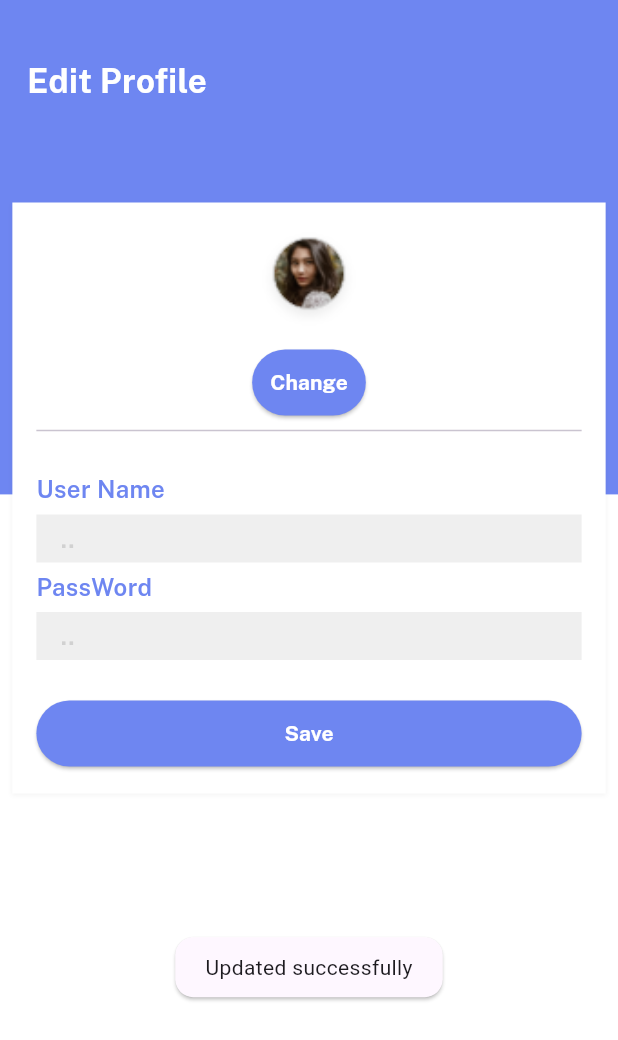
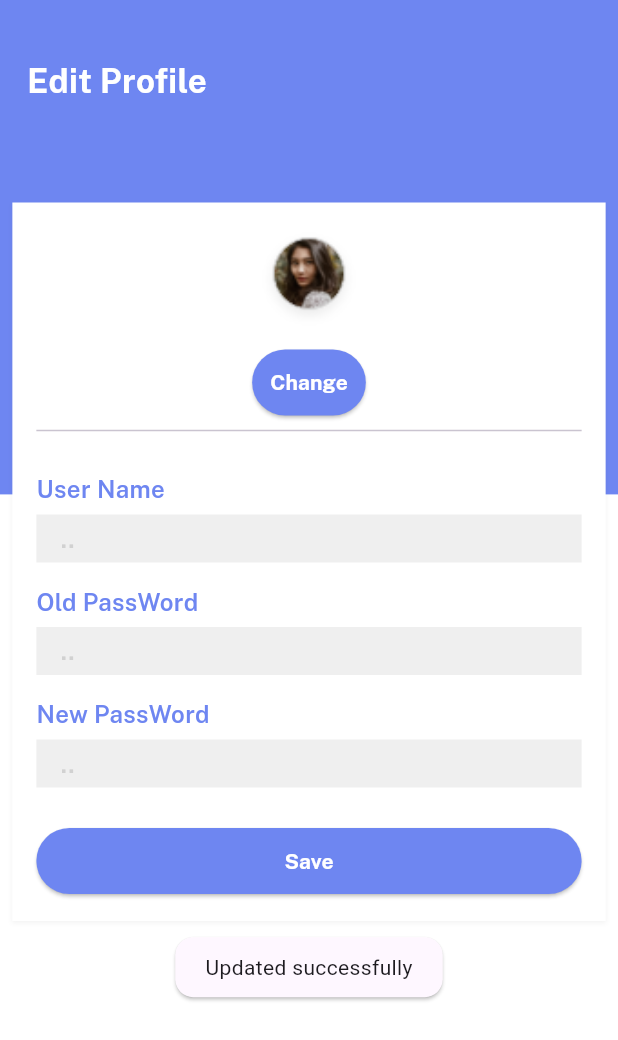
Before and after one commit to sovaamahato/Online-Bazar, a Flutter app: the EditProfileScreen widget shown alone on an empty page, opened directly with empty values, after a tap on "Save", on a phone screen of 412 x 824 dp. Shown: the top 1040 px of the screen. Run offline on Flutter 3.47's test engine with Material 3 defaults, Android fonts, the phone set to English and light mode, and no system bars; our stand-ins replace cloud_firestore, firebase_auth, firebase_core, firebase_storage, get, image_picker and 1 more; accounts and stored records are empty.

Commit message:
old password confirmation for updating details

```diff
--- a/lib/controllers/profile_controller.dart
+++ b/lib/controllers/profile_controller.dart
@@ -14,7 +14,9 @@ class ProfileController extends GetxController {
   var profileImgPath = ''.obs;
   //textfield
   var nameController = TextEditingController();
-  var passController = TextEditingController();
+  var oldpassController = TextEditingController();
+  var newpassController = TextEditingController();
+
   var profileimageLink = '';
   var isloading = false.obs;
 
--- a/lib/views/profile_screen/edit_profile_screen.dart
+++ b/lib/views/profile_screen/edit_profile_screen.dart
@@ -52,11 +52,18 @@ class EditProfileScreen extends StatelessWidget {
                   obScure: false,
                   hint: "..",
                   controller: controller.nameController),
+              10.heightBox,
               CustomTextField(
-                  title: "PassWord",
+                  title: "Old PassWord",
                   obScure: true,
                   hint: "..",
-                  controller: controller.passController),
+                  controller: controller.oldpassController),
+              10.heightBox,
+              CustomTextField(
+                  title: "New PassWord",
+                  obScure: true,
+                  hint: "..",
+                  controller: controller.newpassController),
               20.heightBox,
               controller.isloading.value
                   ? const CircularProgressIndicator(
@@ -66,12 +73,26 @@ class EditProfileScreen extends StatelessWidget {
                       width: context.screenWidth - 40,
                       child: MyButton("Save", redColor, whiteColor, () async {
                         controller.isloading(true);
-                        //await controller.uploadProfileImage();
-                        await controller.updateProfile(
-                            controller.nameController.text,
-                            controller.passController.text,
-                            controller.profileimageLink);
-                        VxToast.show(context, msg: "Updated successfully");
+
+                        //if new image is not selected for changing
+                        if (controller.profileImgPath.value.isNotEmpty) {
+                          await controller.uploadProfileImage();
+                        } else {
+                          controller.profileimageLink = data['imageurl'];
+                        }
+
+                        //if old password matches database
+                        if (data['password'] ==
+                            controller.oldpassController.text) {
+                          await controller.updateProfile(
+                              controller.nameController.text,
+                              controller.newpassController.text,
+                              controller.profileimageLink);
+                          VxToast.show(context, msg: "Updated successfully");
+                        } else {
+                          VxToast.show(context, msg: "Wrong old password");
+                          controller.isloading(false);
+                        }
                       })),
             ],
           ),
--- a/lib/views/profile_screen/profile.screen.dart
+++ b/lib/views/profile_screen/profile.screen.dart
@@ -42,7 +42,7 @@ class ProfileScreen extends StatelessWidget {
                     child: IconButton(
                         onPressed: () {
                           controller.nameController.text = data['name'];
-                          controller.passController.text = data['password'];
+
                           Get.to(() => EditProfileScreen(
                                 data: data,
                               ));
```
